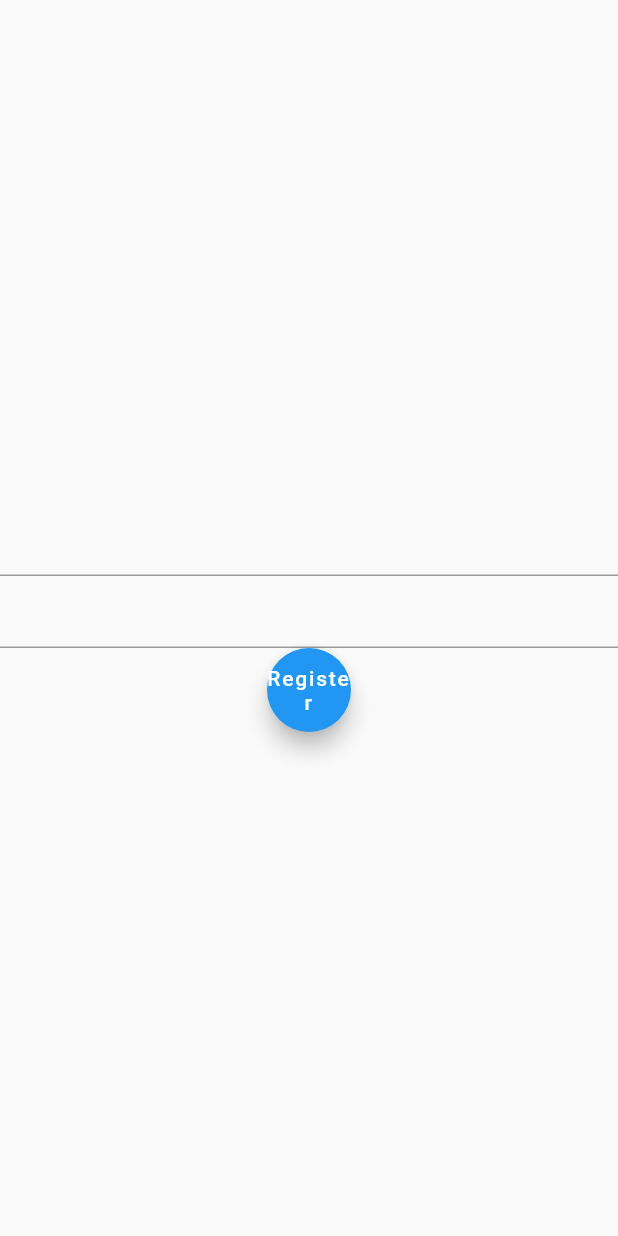
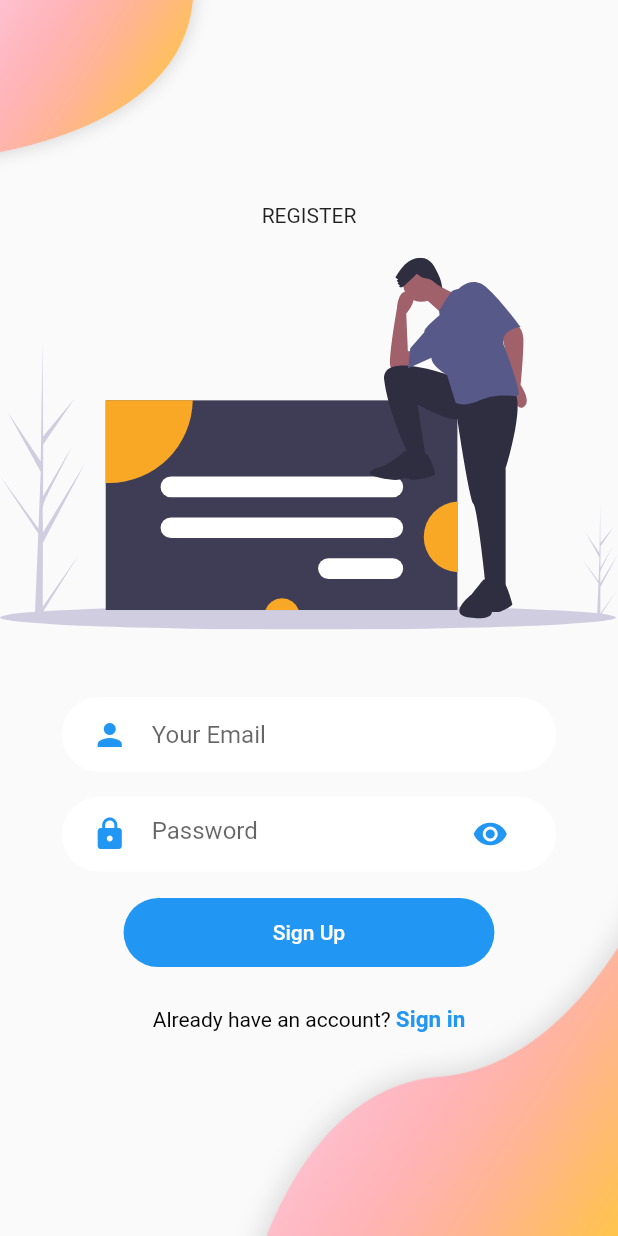
Before and after one commit to kamarulkhairi/foody_umt, a Flutter app: the RegisterPage screen opened directly, on a phone screen of 412 x 824 dp. Run offline on Flutter 3.47's test engine with Material 2 defaults, Android fonts, the phone set to English and light mode, and no system bars; our stand-ins replace firebase_auth, firebase_core, flutter_svg; missing offline and left inert: custom_splash; accounts and stored records are empty.

Commit message:
login function

```diff
--- /dev/null
+++ b/lib/components/account-check.dart
@@ -0,0 +1,29 @@
+import 'package:flutter/material.dart';
+
+class HaveAnAccountCheck extends StatelessWidget {
+  final bool login;
+  final Function pressed;
+  HaveAnAccountCheck({@required this.login, @required this.pressed});
+  @override
+  Widget build(BuildContext context) {
+    return Row(
+      mainAxisAlignment: MainAxisAlignment.center,
+      children: [
+        Text(
+          login ? 'Dont have an account? ' : 'Already have an account? ',
+          style: TextStyle(color: Colors.black),
+        ),
+        GestureDetector(
+          onTap: pressed,
+          child: Text(
+            login ? 'Sign Up' : 'Sign in',
+            style: TextStyle(
+                color: Theme.of(context).accentColor,
+                fontWeight: FontWeight.bold,
+                fontSize: 15.0),
+          ),
+        )
+      ],
+    );
+  }
+}
--- a/lib/components/background.dart
+++ b/lib/components/background.dart
@@ -42,3 +42,44 @@ class Background extends StatelessWidget {
     );
   }
 }
+
+class BackgroundLogin extends StatelessWidget {
+ final Widget child;
+  const BackgroundLogin({
+    Key key,
+    @required this.child,
+  }) : super(key: key);
+
+
+
+  @override
+  Widget build(BuildContext context) {
+    Size size = MediaQuery.of(context).size;
+    return Container(
+      height: size.height,
+      width: double.infinity,
+      child: Stack(
+        alignment: Alignment.center,
+        children: <Widget>[
+          Positioned(
+            top: 0,
+            left: 0,
+            child: Image.asset(
+              'lib/images/top-left-login.png',
+              width: size.width,
+            ),
+          ),
+          Positioned(
+            bottom: 0,
+            right: 0,
+            child: Image.asset(
+              'lib/images/bottom-right-login.png',
+              width: size.width * 1.6,
+            ),
+          ),
+          child,
+        ],
+      ),
+    );
+  }
+}
--- /dev/null
+++ b/lib/components/rounded-passwordfield.dart
@@ -0,0 +1,28 @@
+import 'package:flutter/material.dart';
+import 'package:foody_umt/components/text-container.dart';
+
+class RoundedPasswordField extends StatelessWidget {
+  final ValueChanged<String> onchanged;
+   RoundedPasswordField({@required this.onchanged});
+
+  @override
+  Widget build(BuildContext context) {
+    return TextFieldContainer(
+      child: TextField(
+        obscureText: true,
+        onChanged: onchanged,
+        decoration: InputDecoration(
+            hintText: 'Password',
+            icon: Icon(
+              Icons.lock,
+              color: Theme.of(context).accentColor,
+            ),
+            border: InputBorder.none,
+            suffixIcon: Icon(
+              Icons.visibility,
+              color: Theme.of(context).accentColor,
+            )),
+      ),
+    );
+  }
+}
--- /dev/null
+++ b/lib/components/text-container.dart
@@ -0,0 +1,53 @@
+import 'package:flutter/material.dart';
+
+class RoundedInputField extends StatelessWidget {
+  final String hintText;
+  final IconData icon;
+  final ValueChanged<String> onChanged;
+
+  RoundedInputField({@required this.hintText, @required this.icon, this.onChanged});
+
+  @override
+  Widget build(BuildContext context) {
+    return TextFieldContainer(
+      child: TextField(
+
+        onChanged: onChanged,
+        decoration: InputDecoration(
+          icon: Icon(
+            icon,
+            color: Theme.of(context).accentColor,
+          ),
+          hintText: hintText,
+          border: InputBorder.none,
+
+        ),
+      ),
+    );
+  }
+}
+
+class TextFieldContainer extends StatelessWidget {
+  final Widget child;
+  const TextFieldContainer({
+    Key key,
+    @required this.child,
+  }) : super(key: key);
+
+  @override
+  Widget build(BuildContext context) {
+    Size size = MediaQuery.of(context).size;
+    return Container(
+      padding: EdgeInsets.symmetric(
+        horizontal: 20,
+        vertical: 1,
+      ),
+      width: size.width * 0.8,
+      decoration: BoxDecoration(
+        color: Colors.white,
+        borderRadius: BorderRadius.circular(29),
+      ),
+      child: child,
+    );
+  }
+}
--- a/lib/screens/register.dart
+++ b/lib/screens/register.dart
@@ -1,6 +1,13 @@
 import 'package:flutter/material.dart';
 import 'package:firebase_auth/firebase_auth.dart';
-import 'home_page.dart';
+import 'package:flutter_svg/svg.dart';
+import 'package:foody_umt/components/background.dart';
+import 'package:foody_umt/components/rounded-button.dart';
+import 'package:foody_umt/components/text-container.dart';
+import 'package:foody_umt/components/rounded-passwordfield.dart';
+import 'package:foody_umt/screens/home_page.dart';
+import 'package:foody_umt/screens/login.dart';
+import 'package:foody_umt/components/account-check.dart';
 
 class RegisterPage extends StatefulWidget {
   static String id = 'register-page';
@@ -16,51 +23,74 @@ class _RegisterPageState extends State<RegisterPage> {
 
   @override
   Widget build(BuildContext context) {
+    Size size = MediaQuery.of(context).size;
     return Scaffold(
-      body: Column(
+      body: BackgroundLogin(
+          child: SingleChildScrollView(
+        child: Column(
           mainAxisAlignment: MainAxisAlignment.center,
           children: <Widget>[
-          TextField(
-            keyboardType: TextInputType.emailAddress,
-            textAlign: TextAlign.center,
+            Text('REGISTER'),
+            SvgPicture.asset(
+              'lib/images/register.svg',
+              height: size.height * 0.35,
+            ),
+            SizedBox(
+              height: size.height * 0.03,
+            ),
+            RoundedInputField(
+              hintText: 'Your Email',
+              icon: Icons.person,
               onChanged: (value) {
-              email = value;
-              print(email);
+                email=value;
               },
             ),
-          TextField(
-            obscureText: true,
-            textAlign: TextAlign.center,
-            onChanged: (value) {
-              password = value;
+            SizedBox(
+              height: size.height * 0.02,
+            ),
+            RoundedPasswordField(
+              onchanged: (value) {
+                password=value;
               },
             ),
-          FloatingActionButton(
-              child: Text(
-                'Register',
-                textAlign: TextAlign.center,
-              ),
-              onPressed: () async {
+            SizedBox(height: size.height * 0.02),
+            RoundedButton(
+              color: Theme.of(context).accentColor,
+              onpressed: () async{
                 try {
                     UserCredential newUser =
                         await _auth.createUserWithEmailAndPassword(
                             email: email, password: password);
-                  print(newUser);
                     if (newUser != null) {
                       Navigator.pushNamed(context, HomePage.id);
                     }
-                } on FirebaseAuthException catch (err) {
-                  if (err.code == 'weak-password') {
-                    print('password is to weak');
-                  } else if (err.code == 'email-already-in-use') {
-                    print('account existed');
+
+                  }on FirebaseAuthException catch (e) {
+                      if (e.code == 'weak-password') {
+                        print('Password too weak');
+                      } else if (e.code == 'email-already-in-use') {
+                        print('Account already exixted');
                       }
-                } catch (err) {
-                  print(err.toString());
+                    } catch (e) {
+                      print(e.toString());
                     }
-              })
+
+              },
+              text: 'Sign Up',
+              textColor: Colors.white,
+            ),
+            SizedBox(
+              height: size.height * 0.03,
+            ),
+            HaveAnAccountCheck(
+              login: false,
+              pressed: () {
+                Navigator.pushNamed(context, LoginPage.id);
+              },
+            ),
           ],
         ),
+      )),
     );
   }
 }
```
Also changed, not shown: lib/components/body.dart (+13 -9 lines), lib/screens/login.dart (+59 -25 lines), lib/images/bottom-right-login.png (added), lib/images/login.svg (added), lib/images/register.svg (added), lib/images/top-left-login.png (added), 1 other file. Lines whose indentation alone changed are shown as unchanged.
